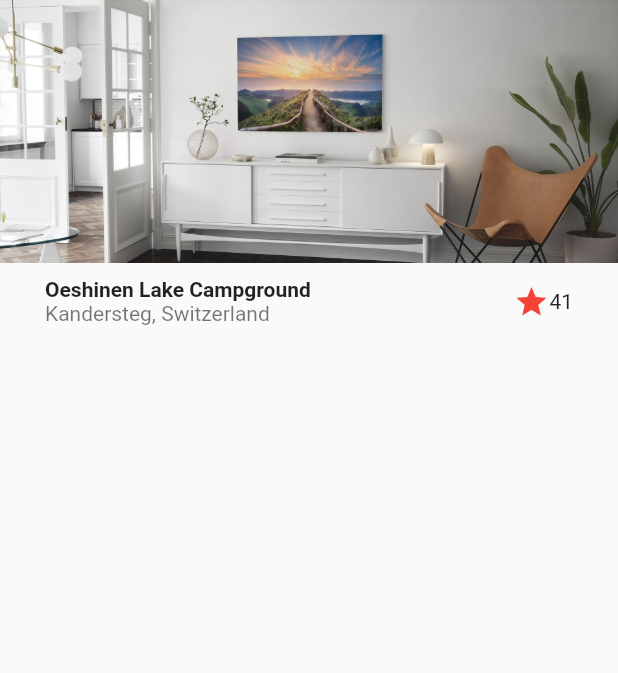
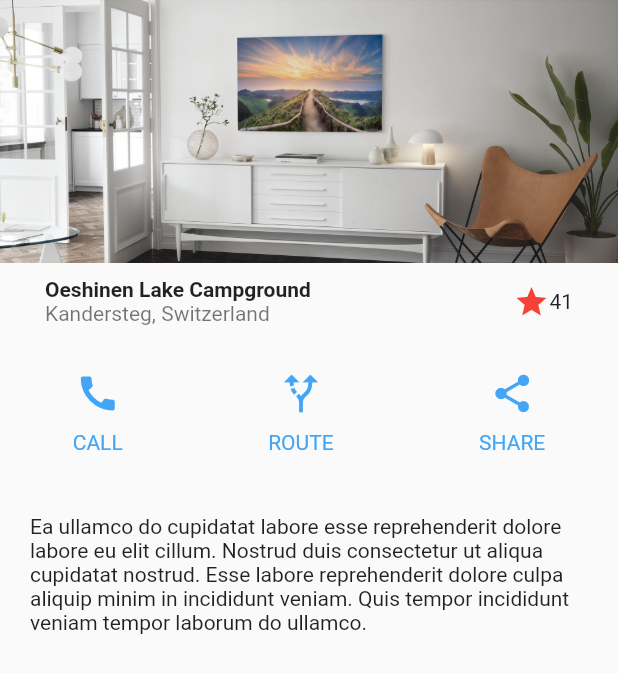
Before and after one commit to alejomongua/flutter4, a Flutter app: the screen it shows after launch, on a phone screen of 412 x 824 dp. Shown: the top 673 px of the screen. Run offline on Flutter 3.47's test engine with Material 2 defaults, Android fonts, the phone set to English and light mode, and no system bars.

Commit message:
Terminado el primer diseño

```diff
--- a/dessign1/lib/pages/basic_design_page.dart
+++ b/dessign1/lib/pages/basic_design_page.dart
@@ -1,3 +1,6 @@
+import 'package:dessign1/widgets/button_section_widget.dart';
+import 'package:dessign1/widgets/custom_tile_widget.dart';
+import 'package:dessign1/widgets/description_section_widget.dart';
 import 'package:flutter/material.dart';
 
 class BasicDesignPage extends StatelessWidget {
@@ -9,42 +12,13 @@ class BasicDesignPage extends StatelessWidget {
               image: AssetImage('assets/room17.jpg'),
             ),
             CustomTile(),
+
+            // Button section
+            ButtonSection(),
+
+            // Texto al final
+            DescriptionSection(),
           ],
         ),
       );
 }
-
-class CustomTile extends StatelessWidget {
-  const CustomTile({
-    Key? key,
-  }) : super(key: key);
-
-  @override
-  Widget build(BuildContext context) {
-    return Container(
-      margin: EdgeInsets.symmetric(horizontal: 30, vertical: 10),
-      child: Row(
-        children: [
-          Column(
-            crossAxisAlignment: CrossAxisAlignment.start,
-            children: [
-              Text(
-                'Oeshinen Lake Campground',
-                style: TextStyle(
-                  fontWeight: FontWeight.bold,
-                ),
-              ),
-              Text('Kandersteg, Switzerland',
-                  style: TextStyle(
-                    color: Colors.black54,
-                  )),
-            ],
-          ),
-          Expanded(child: Container()),
-          Icon(Icons.star, color: Colors.red),
-          Text('41'),
-        ],
-      ),
-    );
-  }
-}
--- /dev/null
+++ b/dessign1/lib/widgets/button_section_widget.dart
@@ -0,0 +1,56 @@
+import 'package:flutter/material.dart';
+
+class ButtonSection extends StatelessWidget {
+  const ButtonSection({
+    Key? key,
+  }) : super(key: key);
+
+  @override
+  Widget build(BuildContext context) {
+    return Row(
+      mainAxisAlignment: MainAxisAlignment.spaceAround,
+      children: [
+        IconElement(text: 'CALL', icon: Icons.call),
+        IconElement(text: 'ROUTE', icon: Icons.alt_route),
+        IconElement(text: 'SHARE', icon: Icons.share),
+      ],
+    );
+  }
+}
+
+class IconElement extends StatelessWidget {
+  final IconData icon;
+  final String text;
+
+  const IconElement({
+    required this.text,
+    required this.icon,
+    Key? key,
+  }) : super(key: key);
+
+  @override
+  Widget build(BuildContext context) {
+    return Container(
+      padding: EdgeInsets.symmetric(
+        vertical: 20,
+        horizontal: 40,
+      ),
+      child: Column(
+        children: [
+          Icon(
+            icon,
+            color: Colors.blue[400],
+            size: 30,
+          ),
+          SizedBox(
+            height: 10,
+          ),
+          Text(
+            text,
+            style: TextStyle(color: Colors.blue[400]),
+          ),
+        ],
+      ),
+    );
+  }
+}
--- /dev/null
+++ b/dessign1/lib/widgets/custom_tile_widget.dart
@@ -0,0 +1,36 @@
+import 'package:flutter/material.dart';
+
+class CustomTile extends StatelessWidget {
+  const CustomTile({
+    Key? key,
+  }) : super(key: key);
+
+  @override
+  Widget build(BuildContext context) {
+    return Container(
+      margin: EdgeInsets.symmetric(horizontal: 30, vertical: 10),
+      child: Row(
+        children: [
+          Column(
+            crossAxisAlignment: CrossAxisAlignment.start,
+            children: [
+              Text(
+                'Oeshinen Lake Campground',
+                style: TextStyle(
+                  fontWeight: FontWeight.bold,
+                ),
+              ),
+              Text('Kandersteg, Switzerland',
+                  style: TextStyle(
+                    color: Colors.black54,
+                  )),
+            ],
+          ),
+          Expanded(child: Container()),
+          Icon(Icons.star, color: Colors.red),
+          Text('41'),
+        ],
+      ),
+    );
+  }
+}
--- /dev/null
+++ b/dessign1/lib/widgets/description_section_widget.dart
@@ -0,0 +1,16 @@
+import 'package:flutter/material.dart';
+
+class DescriptionSection extends StatelessWidget {
+  const DescriptionSection({
+    Key? key,
+  }) : super(key: key);
+
+  @override
+  Widget build(BuildContext context) {
+    return Container(
+      margin: EdgeInsets.all(20),
+      child: Text(
+          'Ea ullamco do cupidatat labore esse reprehenderit dolore labore eu elit cillum. Nostrud duis consectetur ut aliqua cupidatat nostrud. Esse labore reprehenderit dolore culpa aliquip minim in incididunt veniam. Quis tempor incididunt veniam tempor laborum do ullamco.'),
+    );
+  }
+}
```
